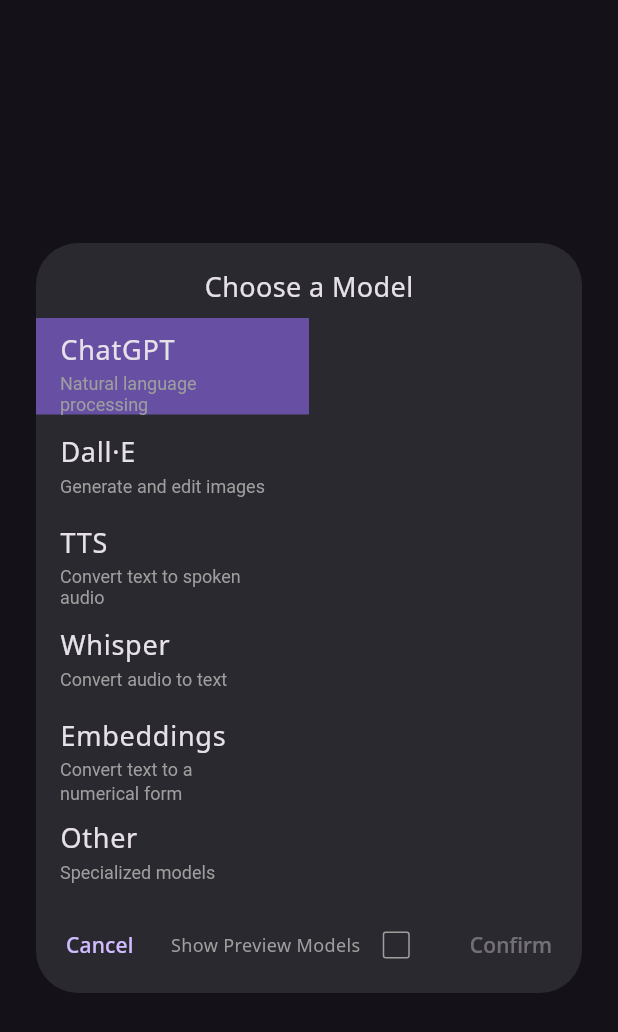
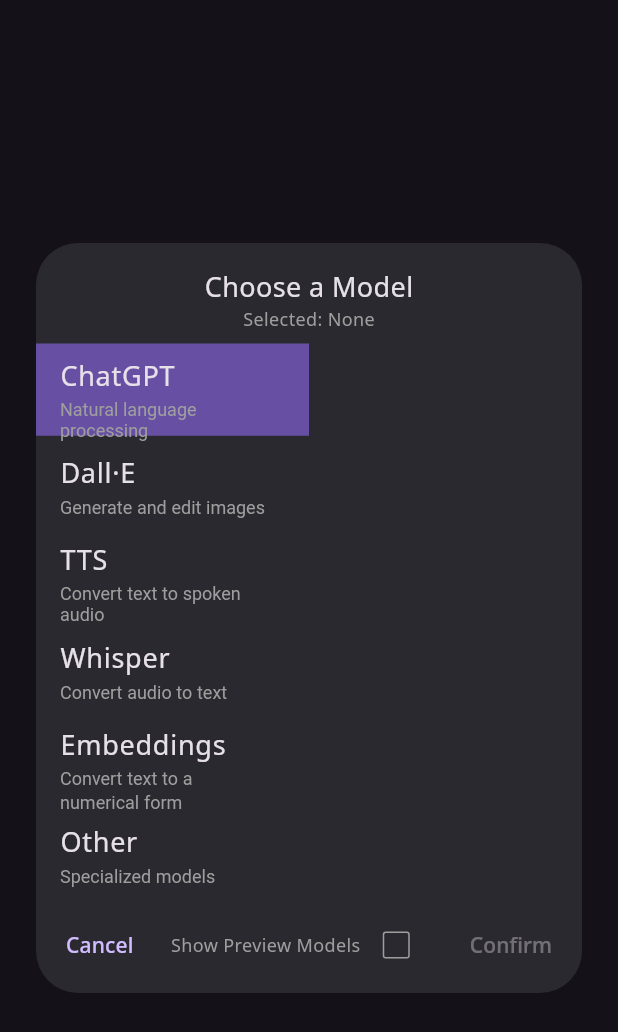
Before and after one commit to coleritchiee/gpt_thing, a Flutter app: the ModelDialog widget shown alone on an empty page, opened directly with empty values, on a phone screen of 412 x 824 dp. Shown: the top 1032 px of the screen. Run offline on Flutter 3.47's test engine with Material 3 defaults, Android fonts, the phone set to English and light mode, and no system bars; our stand-ins replace cloud_firestore, firebase_auth, firebase_core, font_awesome_flutter, google_fonts, google_sign_in and 1 more; missing offline and left inert: dart_openai; accounts and stored records are empty; generated files the repository leaves out were written again.

Commit message:
Add selected model subtitle to dialog
Helps when moving between model tabs.

```diff
--- a/lib/home/model_dialog.dart
+++ b/lib/home/model_dialog.dart
@@ -35,6 +35,13 @@ class ModelDialog extends StatelessWidget {
                     "Choose a Model",
                     style: TextStyle(
                       fontSize: 18,
+                    ),
+                  ),
+                  Text(
+                    "Selected: ${newModel.isEmpty ? "None" : newModel}",
+                    style: const TextStyle(
+                      color: Colors.grey,
+                      fontSize: 12,
                     ),
                   ),
                   const SizedBox(height: 8),
```
